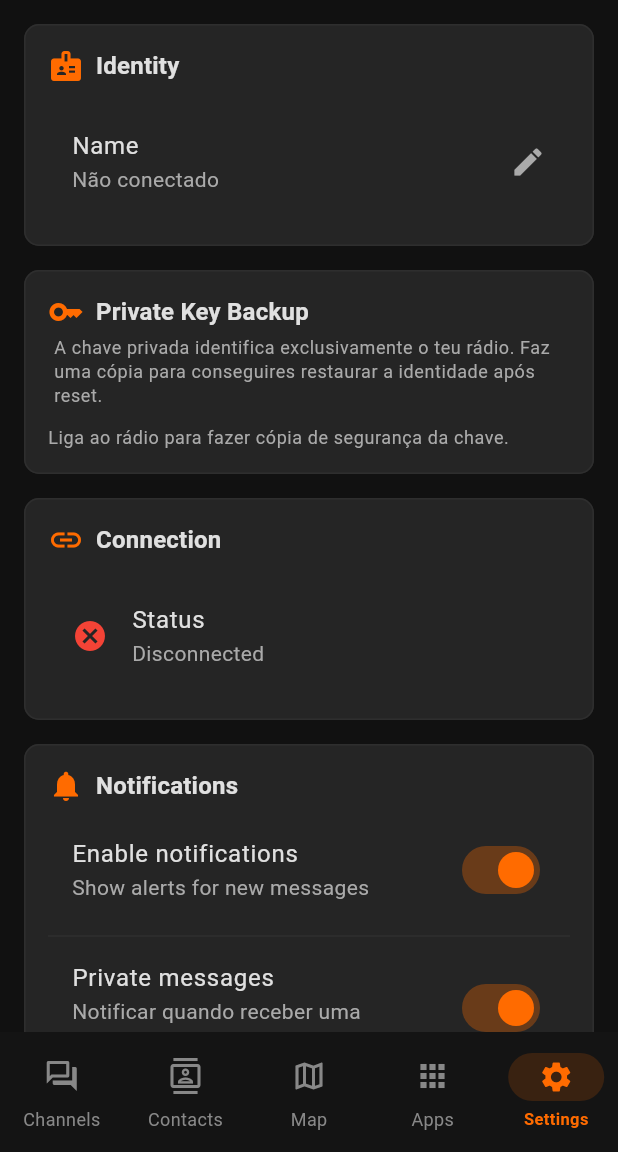
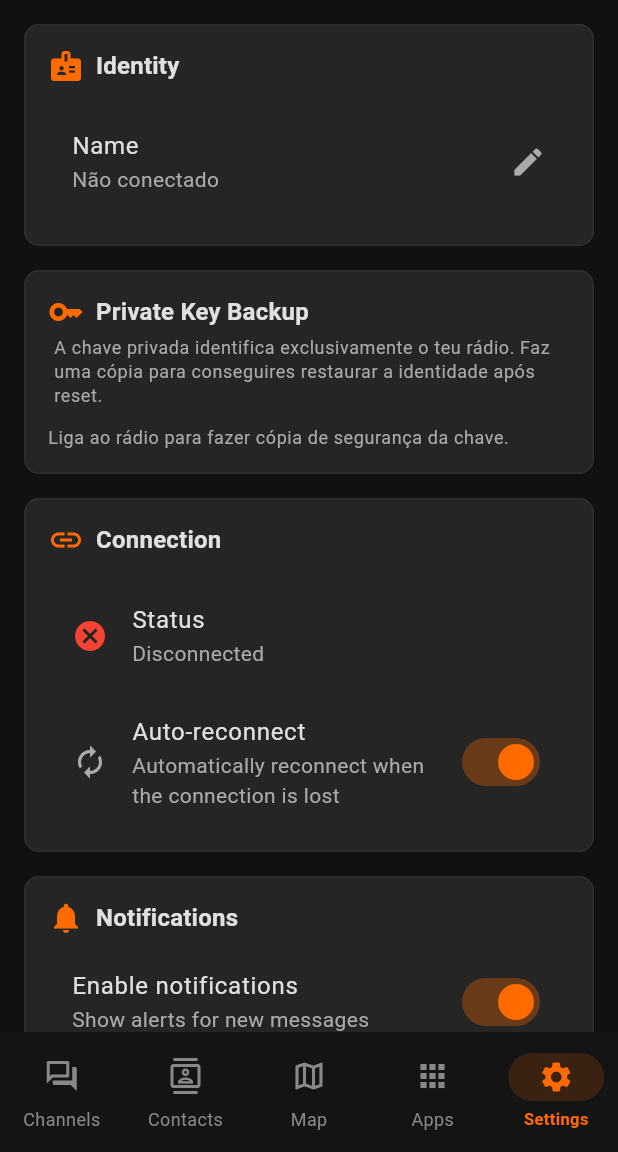
Before and after one commit to Meshcore-Portugal/lusoapp, a Flutter app: the SettingsScreen screen opened by its route, on a phone screen of 412 x 824 dp, the part 84-1236 px from its top. Run offline on Flutter 3.47's test engine with Material 3 defaults, Android fonts, the light colour scheme and no system bars; our stand-ins replace equatable, flutter_blue_plus, flutter_local_notifications, flutter_map, flutter_riverpod, geolocator and 10 more; missing offline and left inert: flutter_libserialport, flutter_map_tile_caching, geolocator_platform_interface, home_widget, mobile_scanner, permission_handler_platform_interface; accounts and stored records are empty.

Commit message:
feat: add auto-reconnect feature with settings toggle and localization support

```diff
--- a/lib/l10n/app_en.arb
+++ b/lib/l10n/app_en.arb
@@ -97,6 +97,8 @@
   "settingsConnected": "Connected",
   "settingsConnectionError": "Connection error",
   "settingsDisconnected": "Disconnected",
+  "settingsAutoReconnect": "Auto-reconnect",
+  "settingsAutoReconnectDesc": "Automatically reconnect when the connection is lost",
   "settingsRadioConfig": "Radio Configuration",
   "settingsRadioConfigDesc": "LoRa, telemetry and device",
   "settingsReboot": "Reboot",
--- a/lib/l10n/app_es.arb
+++ b/lib/l10n/app_es.arb
@@ -97,6 +97,8 @@
   "settingsConnected": "Conectado",
   "settingsConnectionError": "Error de conexión",
   "settingsDisconnected": "Desconectado",
+  "settingsAutoReconnect": "Reconexión automática",
+  "settingsAutoReconnectDesc": "Reconectar automáticamente cuando se pierde la conexión",
   "settingsRadioConfig": "Configuración de Radio",
   "settingsRadioConfigDesc": "LoRa, telemetría y dispositivo",
   "settingsReboot": "Reiniciar",
--- a/lib/l10n/app_localizations.dart
+++ b/lib/l10n/app_localizations.dart
@@ -652,6 +652,18 @@ abstract class AppLocalizations {
   /// **'Desligado'**
   String get settingsDisconnected;
 
+  /// No description provided for @settingsAutoReconnect.
+  ///
+  /// In pt, this message translates to:
+  /// **'Reconexão automática'**
+  String get settingsAutoReconnect;
+
+  /// No description provided for @settingsAutoReconnectDesc.
+  ///
+  /// In pt, this message translates to:
+  /// **'Reconecta automaticamente quando a ligação é perdida'**
+  String get settingsAutoReconnectDesc;
+
   /// No description provided for @settingsRadioConfig.
   ///
   /// In pt, this message translates to:
--- a/lib/l10n/app_localizations_en.dart
+++ b/lib/l10n/app_localizations_en.dart
@@ -284,6 +284,13 @@ class AppLocalizationsEn extends AppLocalizations {
 
   @override
   String get settingsDisconnected => 'Disconnected';
+
+  @override
+  String get settingsAutoReconnect => 'Auto-reconnect';
+
+  @override
+  String get settingsAutoReconnectDesc =>
+      'Automatically reconnect when the connection is lost';
 
   @override
   String get settingsRadioConfig => 'Radio Configuration';
--- a/lib/l10n/app_pt.arb
+++ b/lib/l10n/app_pt.arb
@@ -97,6 +97,8 @@
   "settingsConnected": "Ligado",
   "settingsConnectionError": "Erro de ligação",
   "settingsDisconnected": "Desligado",
+  "settingsAutoReconnect": "Reconexão automática",
+  "settingsAutoReconnectDesc": "Reconecta automaticamente quando a ligação é perdida",
   "settingsRadioConfig": "Configuração do Rádio",
   "settingsRadioConfigDesc": "LoRa, telemetria e dispositivo",
   "settingsReboot": "Reboot",
--- a/lib/ui/screens/settings_screen.dart
+++ b/lib/ui/screens/settings_screen.dart
@@ -36,6 +36,7 @@ class _SettingsScreenState extends ConsumerState<SettingsScreen> {
   Widget build(BuildContext context) {
     final selfInfo = ref.watch(selfInfoProvider);
     final connectionState = ref.watch(connectionProvider);
+    final autoReconnect = ref.watch(autoReconnectProvider);
     final theme = Theme.of(context);
 
     return SingleChildScrollView(
@@ -152,6 +153,14 @@ class _SettingsScreenState extends ConsumerState<SettingsScreen> {
                               ? Colors.green
                               : Colors.red,
                     ),
+                  ),
+                  SwitchListTile(
+                    title: Text(context.l10n.settingsAutoReconnect),
+                    subtitle: Text(context.l10n.settingsAutoReconnectDesc),
+                    secondary: const Icon(Icons.autorenew),
+                    value: autoReconnect,
+                    onChanged:
+                        (v) => ref.read(autoReconnectProvider.notifier).set(v),
                   ),
                   if (connectionState == TransportState.connected) ...[
                     ListTile(
```
Also changed, not shown: lib/l10n/app_localizations_es.dart (+7 -0 lines), lib/l10n/app_localizations_pt.dart (+7 -0 lines), lib/providers/radio_providers.dart (+88 -9 lines).
